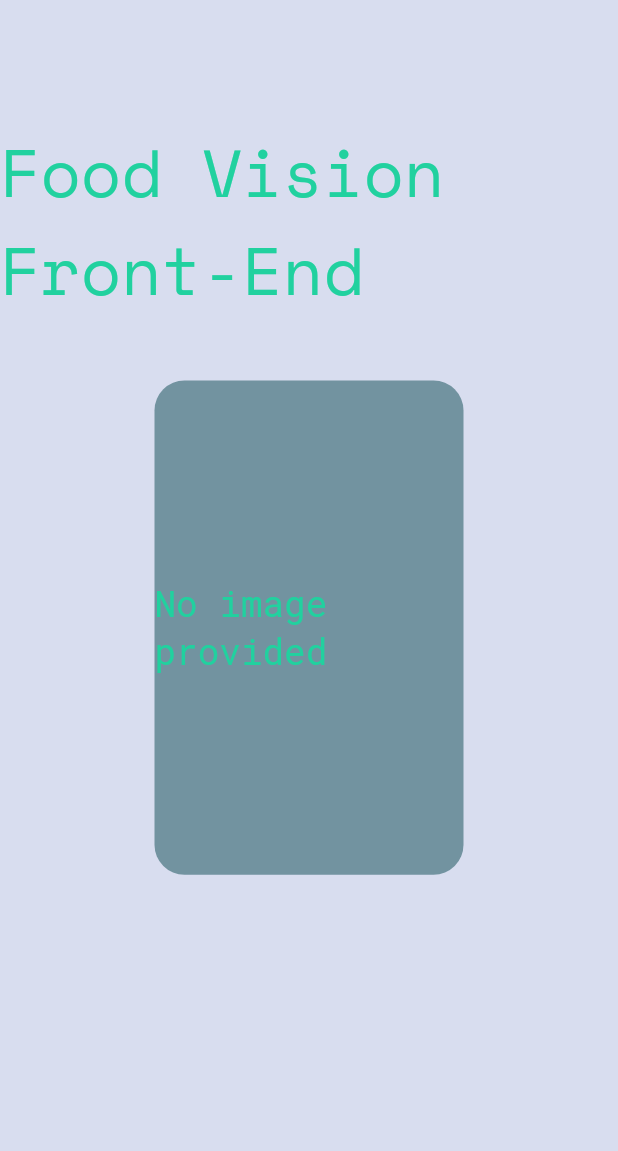
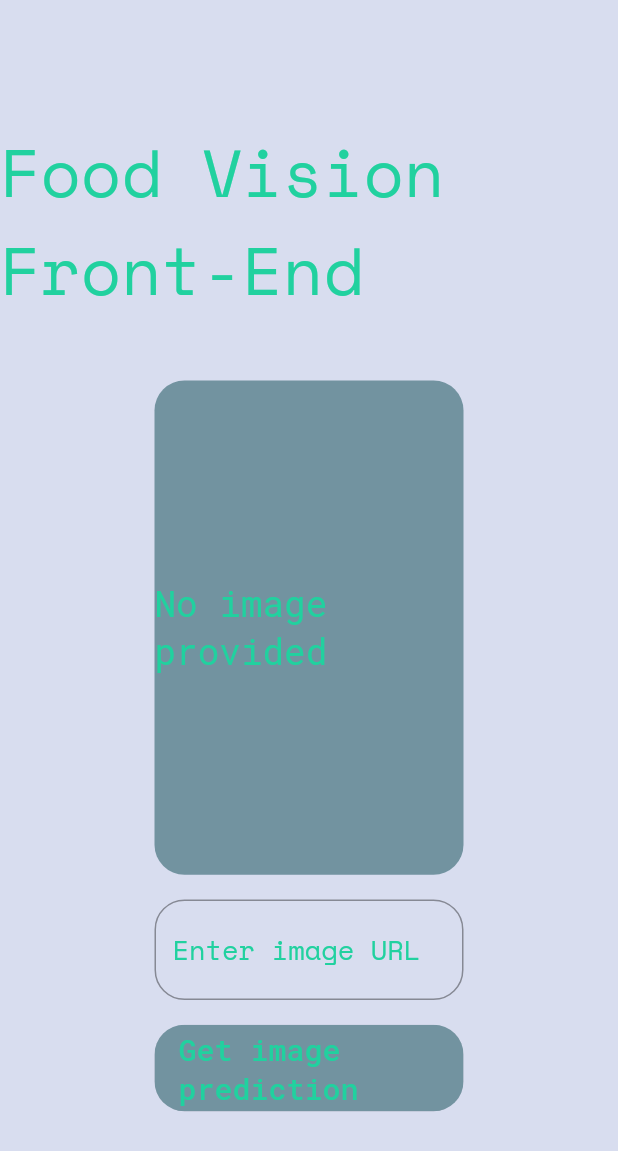
Before and after one commit to eRuaro/food-vision-frontend, a Flutter app: the screen it shows after launch, on a phone screen of 412 x 824 dp. Shown: the top 1151 px of the screen. Run offline on Flutter 3.47's test engine with Material 2 defaults, Android fonts, the phone set to English and light mode, and no system bars; our stand-ins replace bloc, equatable, flutter_bloc, google_fonts.

Commit message:
finished image form

```diff
--- a/lib/views/home/home_screen.dart
+++ b/lib/views/home/home_screen.dart
@@ -3,6 +3,7 @@ import 'package:flutter_bloc/flutter_bloc.dart';
 import 'package:food_vision_frontend/cubits/food_image/food_image_cubit.dart';
 import 'package:food_vision_frontend/models/color_palette.dart';
 import 'package:food_vision_frontend/views/home/widgets/image_container.dart';
+import 'package:food_vision_frontend/views/home/widgets/image_form.dart';
 import 'package:google_fonts/google_fonts.dart';
 
 class HomeScreen extends StatelessWidget {
@@ -53,13 +54,11 @@ class HomeScreen extends StatelessWidget {
             ),
             Align(
               alignment: Alignment.topCenter,
-              child: Expanded(
-                child: Text(
-                  'Food Vision Front-End',
-                  style: GoogleFonts.spaceMono(
-                    fontSize: 44,
-                    color: ColorPalette.carribeanGreen,
-                  ),
+              child: Text(
+                'Food Vision Front-End',
+                style: GoogleFonts.spaceMono(
+                  fontSize: 44,
+                  color: ColorPalette.carribeanGreen,
                 ),
               ),
             ),
@@ -106,7 +105,10 @@ class HomeScreen extends StatelessWidget {
                 );
               },
             ),
-
+            SizedBox(
+              height: MediaQuery.of(context).size.height * 0.02,
+            ),
+            const ImageForm(),
           ],
         ),
       ),
--- /dev/null
+++ b/lib/views/home/widgets/image_form.dart
@@ -0,0 +1,79 @@
+import 'package:flutter/material.dart';
+import 'package:flutter_bloc/flutter_bloc.dart';
+import 'package:food_vision_frontend/cubits/food_image/food_image_cubit.dart';
+import 'package:food_vision_frontend/cubits/food_vision_prediction/food_vision_prediction_cubit.dart';
+import 'package:food_vision_frontend/models/color_palette.dart';
+import 'package:google_fonts/google_fonts.dart';
+
+class ImageForm extends StatefulWidget {
+  const ImageForm({Key? key}) : super(key: key);
+
+  @override
+  State<ImageForm> createState() => _ImageFormState();
+}
+
+class _ImageFormState extends State<ImageForm> {
+  final TextEditingController textController = TextEditingController();
+
+  @override
+  void dispose() {
+    textController.dispose();
+    super.dispose();
+  }
+
+  @override
+  Widget build(BuildContext context) {
+    return Form(
+      child: Column(
+        children: [
+          SizedBox(
+            width: MediaQuery.of(context).size.width * 0.5,
+            child: TextFormField(
+              controller: textController,
+              decoration: InputDecoration(
+                fillColor: ColorPalette.lightSlateGrey,
+                border: OutlineInputBorder(
+                  borderRadius: BorderRadius.circular(20),
+                ),
+                hintText: "Enter image URL",
+                hintStyle: GoogleFonts.spaceMono(
+                  fontSize: 18,
+                  color: ColorPalette.carribeanGreen,
+                ),
+              ),
+            ),
+          ),
+          SizedBox(
+            height: MediaQuery.of(context).size.height * 0.02,
+          ),
+          ClipRRect(
+            borderRadius: BorderRadius.circular(20),
+            child: SizedBox(
+              width: MediaQuery.of(context).size.width * 0.5,
+              height: MediaQuery.of(context).size.height * 0.07,
+              child: ElevatedButton(
+                style: ElevatedButton.styleFrom(
+                  primary: ColorPalette.lightSlateGrey,
+                ),
+                onPressed: () {
+                  debugPrint(textController.text);
+                  BlocProvider.of<FoodImageCubit>(context)
+                      .getImage(textController.text);
+                  BlocProvider.of<FoodVisionPredictionCubit>(context)
+                      .getImagePrediction(textController.text);
+                },
+                child: Text(
+                  "Get image prediction",
+                  style: GoogleFonts.robotoMono(
+                    color: ColorPalette.carribeanGreen,
+                    fontSize: 20,
+                  ),
+                ),
+              ),
+            ),
+          ),
+        ],
+      ),
+    );
+  }
+}
```
